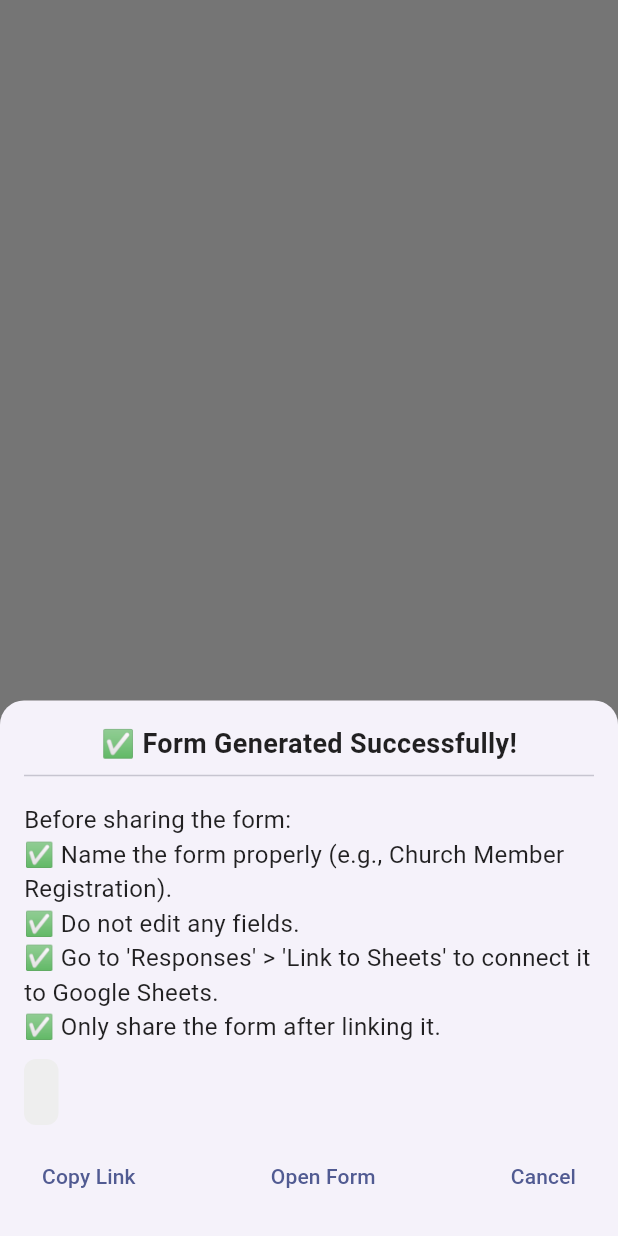
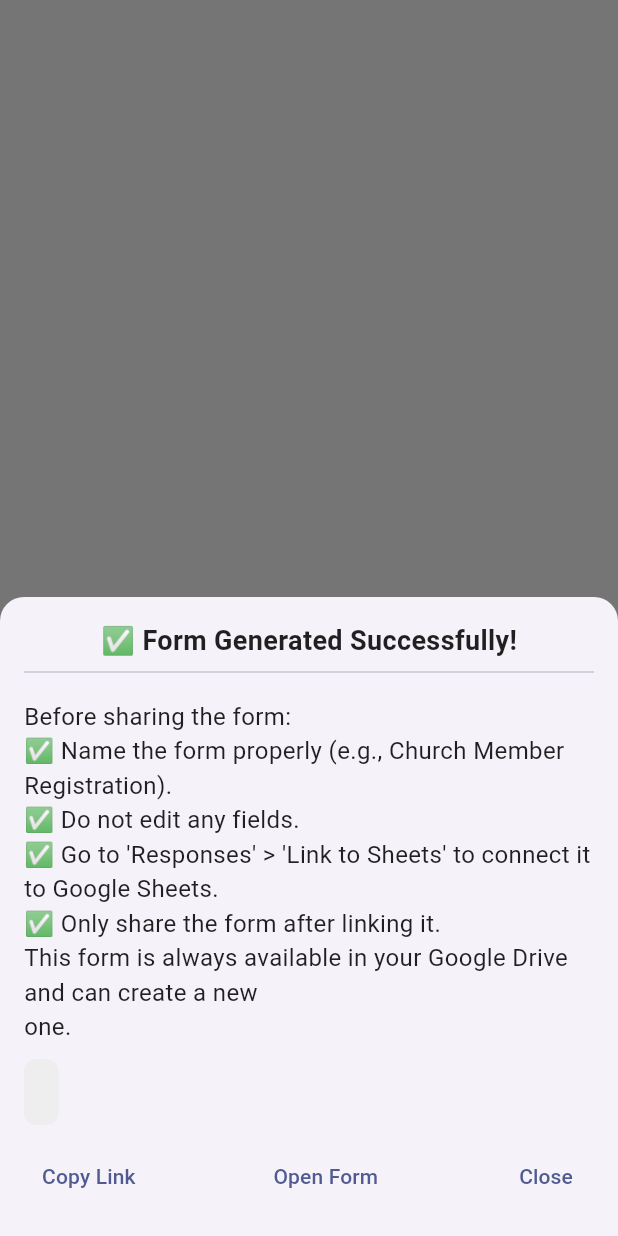
Before and after one commit to sessoun/ch_db_admin, a Flutter app: what showFormBottomSheet() shows on an empty page, opened directly with empty values, after a tap on "Copy Link", on a phone screen of 412 x 824 dp. Run offline on Flutter 3.47's test engine with Material 3 defaults, Android fonts, the phone set to English and light mode, and no system bars; our stand-ins replace cached_network_image, cloud_firestore, dartz, file_picker, firebase_auth, firebase_core and 8 more; missing offline and left inert: excel, googleapis, in_app_update, mailer; accounts and stored records are empty.

```diff
--- a/lib/shared/notification_util.dart
+++ b/lib/shared/notification_util.dart
@@ -1,3 +1,4 @@
+import 'package:ch_db_admin/shared/utils/custom_print.dart';
 import 'package:flutter/material.dart';
 
 class NotificationUtil {
@@ -16,7 +17,7 @@ class NotificationUtil {
   }
 
   static void showSuccess(BuildContext context, String message) {
-    print(message);
+    miPrint(message);
     ScaffoldMessenger.of(context).showSnackBar(
       SnackBar(
         content: Text(
--- a/lib/shared/utils/create_google_form.dart
+++ b/lib/shared/utils/create_google_form.dart
@@ -14,6 +14,8 @@ import 'package:shared_preferences/shared_preferences.dart';
 import '../../src/dependencies/auth.dart';
 import 'package:url_launcher/url_launcher.dart';
 
+import 'custom_print.dart';
+
 // Google Sign-In instance
 final GoogleSignIn _googleSignIn = GoogleSignIn(
   serverClientId: dotenv.env["WEB_CLIENT_ID"],
@@ -27,7 +29,7 @@ final GoogleSignIn _googleSignIn = GoogleSignIn(
 Future<String?> createOrganizationGoogleForm(
     BuildContext context, String orgName) async {
   try {
-    print("Requesting authentication...");
+    miPrint("Requesting authentication...");
     final client = await getAuthenticatedClient(context);
     if (client == null) {
       NotificationUtil.showError(context, "❌ Failed to authenticate.");
@@ -89,11 +91,11 @@ Future<form.Form?> _createGoogleForm(
 
   try {
     final createdForm = await formsApi.forms.create(newForm);
-    print(
+    miPrint(
         "✅ Google Form Created: https://docs.google.com/forms/d/${createdForm.formId}/edit");
     return createdForm;
   } catch (e) {
-    print("❌ Error creating Google Form: $e");
+    miPrint("❌ Error creating Google Form: $e");
     return null;
   }
 }
@@ -104,9 +106,9 @@ Future<void> _addFormQuestions(form.FormsApi formsApi, String formId) async {
       form.BatchUpdateFormRequest(requests: reqObj()),
       formId,
     );
-    print("✅ Form questions added successfully.");
+    miPrint("✅ Form questions added successfully.");
   } catch (e) {
-    print("❌ Error adding questions to form: $e");
+    miPrint("❌ Error adding questions to form: $e");
     throw Exception("❌ Error adding questions to form: $e");
   }
 }
@@ -146,7 +148,9 @@ void showFormBottomSheet(BuildContext context, String formLink) {
 ✅ Name the form properly (e.g., Church Member Registration).
 ✅ Do not edit any fields.
 ✅ Go to 'Responses' > 'Link to Sheets' to connect it to Google Sheets.
-✅ Only share the form after linking it.""",
+✅ Only share the form after linking it.
+This form is always available in your Google Drive and can create a new
+one.""",
               style: TextStyle(fontSize: 16),
             ),
             const SizedBox(height: 10),
@@ -166,8 +170,9 @@ void showFormBottomSheet(BuildContext context, String formLink) {
                 TextButton(
                   onPressed: () async {
                     await Clipboard.setData(ClipboardData(text: formLink));
-                    if (context.mounted)
+                    if (context.mounted) {
                       NotificationUtil.showSuccess(context, "📋 Link copied!");
+                    }
                   },
                   child: const Text("Copy Link"),
                 ),
@@ -179,7 +184,7 @@ void showFormBottomSheet(BuildContext context, String formLink) {
                   onPressed: () {
                     Navigator.of(context).pop();
                   },
-                  child: const Text("Cancel"),
+                  child: const Text("Close"),
                 ),
               ],
             ),
--- /dev/null
+++ b/lib/shared/utils/custom_print.dart
@@ -0,0 +1,6 @@
+import 'package:flutter/foundation.dart';
+void miPrint(dynamic message){
+  if(kDebugMode){
+    print(message);
+  }
+}
--- a/lib/shared/utils/form_link_to_drive.dart
+++ b/lib/shared/utils/form_link_to_drive.dart
@@ -24,8 +24,8 @@
 // ..emailAddress = adminEmail;
 //
 // await driveApi.permissions.create(permission, formId);
-// print("✅ Admin has edit access!");
+// miPrint("✅ Admin has edit access!");
 // } catch (e) {
-// print("❌ Error: $e");
+// miPrint("❌ Error: $e");
 // }
 // }
--- a/lib/shared/utils/request_form.dart
+++ b/lib/shared/utils/request_form.dart
@@ -7,7 +7,7 @@ Map<String, dynamic> requestFormJson = {
         "item": {
           "title": "Full Name",
           "questionItem": {
-            "required":true,
+            "required": true,
             "question": {"textQuestion": {}}
           }
         }
@@ -18,7 +18,7 @@ Map<String, dynamic> requestFormJson = {
         "item": {
           "title": "Location",
           "questionItem": {
-            "required":true,
+            "required": true,
             "question": {"textQuestion": {}}
           }
         }
@@ -29,7 +29,7 @@ Map<String, dynamic> requestFormJson = {
         "item": {
           "title": "Contact",
           "questionItem": {
-            "required":true,
+            "required": true,
             "question": {"textQuestion": {}}
           }
         }
@@ -89,10 +89,10 @@ Map<String, dynamic> requestFormJson = {
     {
       "createItem": {
         "item": {
-          "title": "Profile Picture (Google Drive Link)",
+          "title": "Profile Picture (Google Drive Link). After uploading, click 'Share' in Google Drive and set visibility to 'Anyone with the link'",
           "questionItem": {
-            "required":true,
-            "question": { "textQuestion": {} }
+            "required": true,
+            "question": {"textQuestion": {}}
           }
         }
       }
@@ -100,7 +100,8 @@ Map<String, dynamic> requestFormJson = {
     {
       "createItem": {
         "item": {
-          "title": "Additional Image (Google Drive Link)",
+          "title":
+              "Additional Image (Google Drive Link). After uploading, click 'Share' in Google Drive and set visibility to 'Anyone with the link'",
           "questionItem": {
             "question": {"textQuestion": {}}
           }
@@ -112,7 +113,7 @@ Map<String, dynamic> requestFormJson = {
         "item": {
           "title": "Date of Birth (YYYY-MM-DD)",
           "questionItem": {
-            "required":true,
+            "required": true,
             "question": {"textQuestion": {}}
           }
         }
@@ -185,7 +186,7 @@ List<gapi.Request> reqObj() {
     if (question.containsKey('textQuestion')) {
       gapiItem.questionItem = gapi.QuestionItem(
         question: gapi.Question(
-          required: questionItem['required']??false,
+            required: questionItem['required'] ?? false,
             textQuestion: gapi.TextQuestion()),
       );
     } else if (question.containsKey('choiceQuestion')) {
@@ -193,10 +194,12 @@ List<gapi.Request> reqObj() {
       gapiItem.questionItem = gapi.QuestionItem(
         question: gapi.Question(
           choiceQuestion: gapi.ChoiceQuestion(
-            type: choiceQuestion['type'] ?? "RADIO", // Default to RADIO if missing
+            type: choiceQuestion['type'] ??
+                "RADIO", // Default to RADIO if missing
             options: (choiceQuestion['options'] as List?)
-                ?.map((option) => gapi.Option(value: option['value']))
-                .toList() ?? [],
+                    ?.map((option) => gapi.Option(value: option['value']))
+                    .toList() ??
+                [],
           ),
         ),
       );
--- a/lib/src/Members/data/models/member_model.dart
+++ b/lib/src/Members/data/models/member_model.dart
@@ -2,6 +2,8 @@
 
 import 'package:ch_db_admin/src/Members/domain/entities/member.dart';
 import 'package:cloud_firestore/cloud_firestore.dart';
+
+import '../../../../shared/utils/custom_print.dart';
 
 class MemberModel extends Member {
   MemberModel(
@@ -22,7 +24,7 @@ class MemberModel extends Member {
   // Factory method for creating a MemberModel from JSON
   factory MemberModel.fromFirebase(DocumentSnapshot doc) {
     final id = doc.id;
-    print('id: $id');
+    miPrint('id: $id');
     final data = doc.data() as Map<String, dynamic>;
     return MemberModel(
       id: id,
@@ -63,7 +65,7 @@ class MemberModel extends Member {
     };
   }
 
-    /// Convert MemberModel to Member (Domain object)
+  /// Convert MemberModel to Member (Domain object)
   Member toDomain() {
     return Member(
       id: id,
--- a/lib/src/Members/data/repository/member_repo_impl.dart
+++ b/lib/src/Members/data/repository/member_repo_impl.dart
@@ -6,6 +6,7 @@ import 'package:cloud_firestore/cloud_firestore.dart';
 import 'dart:io';
 import 'dart:developer';
 
+import '../../../../shared/utils/custom_print.dart';
 import '../../domain/repository/member_repo.dart';
 import '../data_source/remote_db.dart';
 
@@ -16,7 +17,7 @@ class MemberRepositoryImpl implements MemberRepository {
 
   // Convert MemberModel to Member
   Member _convertMemberModelToMember(MemberModel memberModel) {
-    print('mId: ${memberModel.id}');
+    miPrint('mId: ${memberModel.id}');
     return Member(
         id: memberModel.id,
         fullName: memberModel.fullName,
@@ -35,7 +36,7 @@ class MemberRepositoryImpl implements MemberRepository {
 
   @override
   Future<Either<Failure, String>> addMember(Member member) async {
-    print(member.role);
+    miPrint(member.role);
     try {
       final memberModel = MemberModel(
         fullName: member.fullName,
--- a/lib/src/Members/presentation/ui/members_view.dart
+++ b/lib/src/Members/presentation/ui/members_view.dart
@@ -302,8 +302,7 @@ class _MembersViewState extends State<MembersView>
                           borderRadius: BorderRadius.circular(10),
                           image: DecorationImage(
                               image: CachedNetworkImageProvider(
-                                  member.additionalImage!.isEmpty ||
-                                          member.additionalImage == null
+                                  member.additionalImage == null|| member.additionalImage!.isEmpty
                                       ? member.profilePic!
                                       : member.additionalImage!),
                               fit: BoxFit.cover))
--- a/lib/src/attendance/data/models/attendance.dart
+++ b/lib/src/attendance/data/models/attendance.dart
@@ -1,8 +1,9 @@
-
 import 'package:ch_db_admin/src/Members/data/models/member_model.dart';
 import 'package:ch_db_admin/src/Members/domain/entities/member.dart';
 import 'package:ch_db_admin/src/attendance/domain/entities/attendance.dart';
 import 'package:cloud_firestore/cloud_firestore.dart';
+
+import '../../../../shared/utils/custom_print.dart';
 
 class AttendanceModel extends Attendance {
   AttendanceModel({
@@ -46,7 +47,7 @@ class AttendanceModel extends Attendance {
     final data = doc.data() as Map<String, dynamic>;
 
     // Debugging: Log the data for inspection
-    print("Raw data: $data");
+    miPrint("Raw data: $data");
 
     // Handle members safely
     final members = (data['members'] as List<dynamic>?)
```
Also changed, not shown: lib/src/Members/presentation/controller/member._controller.dart (+9 -8 lines), lib/src/Members/presentation/ui/add_member_view.dart (+4 -3 lines), lib/src/Members/presentation/ui/member_info_widget.dart (+6 -3 lines), lib/src/Members/presentation/ui/pick_process_xlsx.dart (+18 -20 lines), lib/src/attendance/data/data_source/remote_db.dart (+5 -3 lines), lib/src/attendance/presentation/controller/attendance_controller.dart (+5 -3 lines), lib/src/auth/data/repository/auth_repo_impl.dart (+5 -3 lines), lib/src/auth/presentation/controller/auth_controller.dart (+9 -7 lines), lib/src/events/data/data_source/remote.dart (+7 -5 lines), 36 other files.
